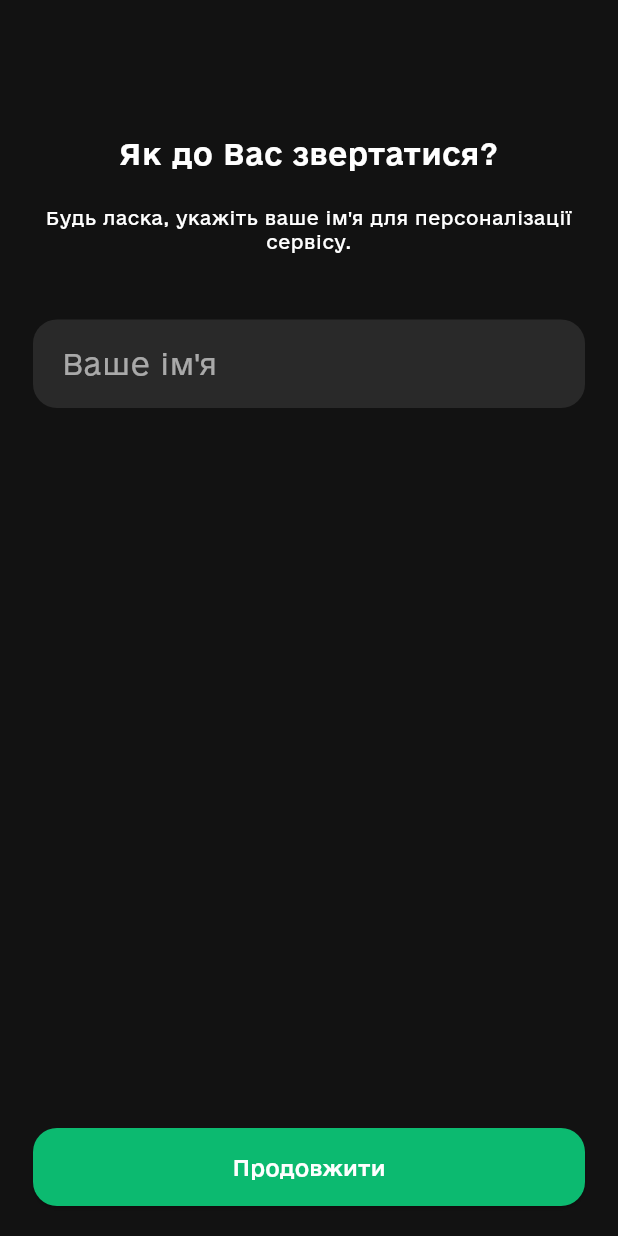
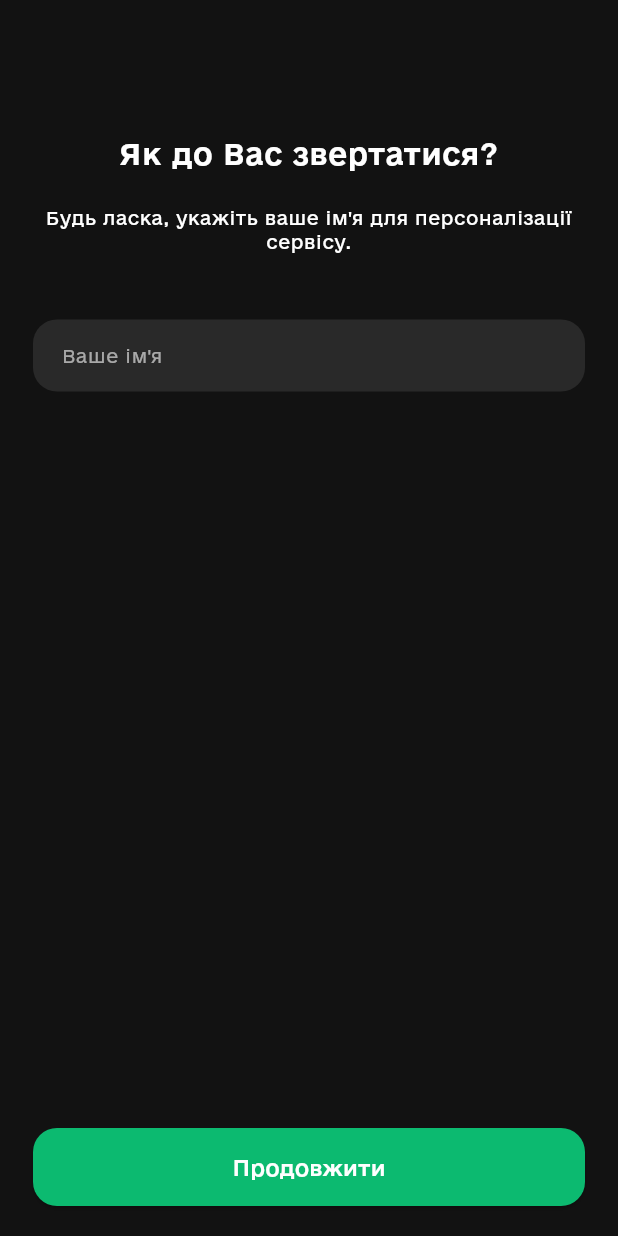
Before and after one commit to Xaiodo/max_open_task, a Flutter app: the screen it shows after launch, on a phone screen of 412 x 824 dp. Run offline on Flutter 3.47's test engine with Material 3 defaults, Android fonts, the phone set to English and light mode, and no system bars; our stand-ins replace equatable, flutter_bloc.

Commit message:
Updated input text style in CustomTextField widget.

```diff
--- a/lib/src/values/app_theme.dart
+++ b/lib/src/values/app_theme.dart
@@ -39,4 +39,9 @@ extension AppTextTheme on TextTheme {
         color: AppColors.white.withOpacity(0.6),
         fontWeight: FontWeight.w300,
       );
+  TextStyle get inputText => const TextStyle(
+        color: AppColors.white,
+        fontWeight: FontWeight.w300,
+        fontSize: 12,
+      );
 }
--- a/lib/src/widgets/custom_text_field.dart
+++ b/lib/src/widgets/custom_text_field.dart
@@ -27,7 +27,7 @@ class CustomTextField extends StatelessWidget {
             borderRadius: BorderRadius.all(Radius.circular(16)),
             borderSide: BorderSide(
               color: AppColors.primary,
-              width: 2,
+              width: 1,
             ),
           ),
           enabledBorder: const OutlineInputBorder(
@@ -47,5 +47,6 @@ class CustomTextField extends StatelessWidget {
         onChanged: onChanged,
         obscureText: obscureText,
         onEditingComplete: () => FocusScope.of(context).nextFocus(),
+        style: Theme.of(context).textTheme.inputText,
       );
 }
```
